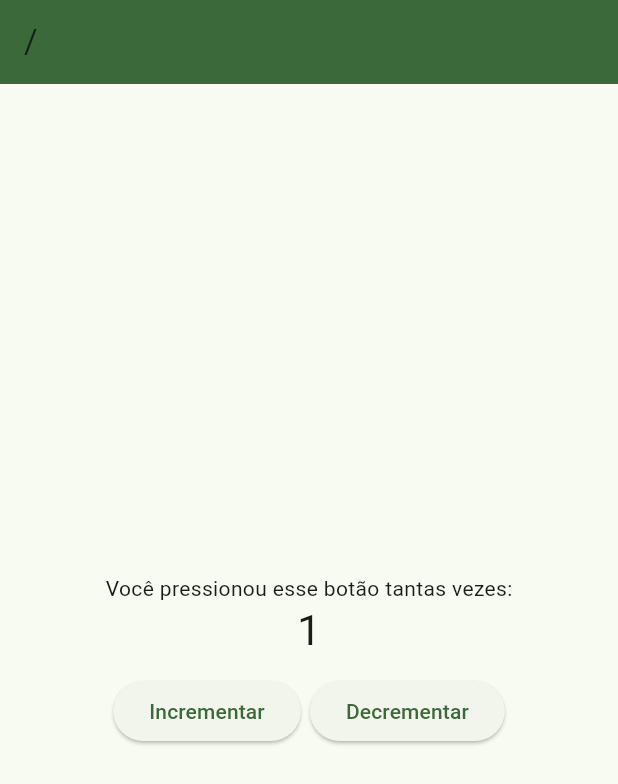
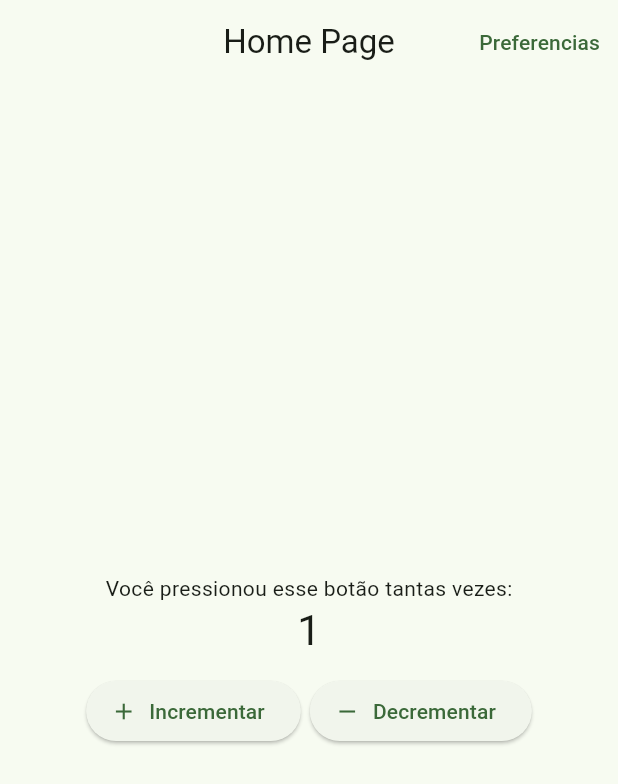
Before and after one commit to Jcmljunior-Archives/ascendancy, a Flutter app: the screen it shows after launch, after a tap on "Incrementar", on a phone screen of 412 x 824 dp. Shown: the top 784 px of the screen. Run offline on Flutter 3.47's test engine with Material 2 defaults, Android fonts, the phone set to English and light mode, and no system bars.

Commit message:
Correções de erros e separação de código

```diff
--- /dev/null
+++ b/lib/app/component/appbar_component.dart
@@ -0,0 +1,43 @@
+import 'package:flutter/material.dart';
+import 'package:provider/provider.dart';
+
+import '../provider/routes_provider.dart';
+
+class AppBarComponent extends StatelessWidget {
+  final String title;
+
+  const AppBarComponent({
+    required this.title,
+    super.key,
+  });
+
+  @override
+  AppBar build(BuildContext context) {
+    return AppBar(
+      automaticallyImplyLeading: false,
+      leading: context.read<RoutesProvider>().activePath != '/'
+          ? IconButton(
+              splashRadius: 26,
+              icon: const Icon(Icons.arrow_back),
+              onPressed: () {
+                Navigator.pop(context);
+                context.read<RoutesProvider>().setActivePath('/');
+              },
+            )
+          : const SizedBox(),
+      title: Text(title),
+      centerTitle: true,
+      actions: context.read<RoutesProvider>().activePath == '/'
+          ? <Widget>[
+              TextButton(
+                onPressed: () {
+                  context.read<RoutesProvider>().setActivePath('/preferences');
+                  Navigator.pushNamed(context, '/preferences');
+                },
+                child: const Text('Preferencias'),
+              ),
+            ]
+          : <Widget>[],
+    );
+  }
+}
--- a/lib/app/provider/colorscheme_provider.dart
+++ b/lib/app/provider/colorscheme_provider.dart
@@ -12,7 +12,7 @@ class ColorSchemeProvider with ChangeNotifier {
   late Color accentColor = Colors.green;
   late ThemeData themeData;
 
-  handleBrightness() {
+  Brightness handleBrightness() {
     switch (colorScheme) {
       case ColorsSchemes.light:
         return Brightness.light;
@@ -33,6 +33,9 @@ class ColorSchemeProvider with ChangeNotifier {
     );
   }
 
+  // Define um novo padrão de cor.
+  // Atualiza o estado do tema ativo.
+  // Notifica as dependencias.
   setColorScheme(ColorsSchemes colorScheme) {
     this.colorScheme = colorScheme;
     themeData = updateThemes(colorScheme, accentColor);
@@ -40,6 +43,9 @@ class ColorSchemeProvider with ChangeNotifier {
     notifyListeners();
   }
 
+  // Define a cor de destaque.
+  // Atualiza o estado do tema ativo.
+  // Notifica as dependencias.
   setAccentColor(Color accentColor) {
     this.accentColor = accentColor;
     themeData = updateThemes(colorScheme, accentColor);
--- a/lib/app/view/initial_view.dart
+++ b/lib/app/view/initial_view.dart
@@ -1,8 +1,8 @@
-import 'package:ascendancy/app/provider/routes_provider.dart';
 import 'package:flutter/material.dart';
 import 'package:provider/provider.dart';
 
 import '../provider/count_provider.dart';
+import '../component/appbar_component.dart';
 
 class InitialView extends StatelessWidget {
   const InitialView({super.key});
@@ -10,24 +10,9 @@ class InitialView extends StatelessWidget {
   @override
   Widget build(BuildContext context) {
     return Scaffold(
-      appBar: AppBar(
-        title: Text(context.read<RoutesProvider>().activePath),
-        backgroundColor: Theme.of(context).primaryColor,
-        actions: <Widget>[
-          TextButton(
-            onPressed: () {
-              context.read<RoutesProvider>().pathFor(context, '/');
-            },
-            child: const Text('Home'),
-          ),
-          TextButton(
-            onPressed: () {
-              context.read<RoutesProvider>().pathFor(context, '/preferences');
-            },
-            child: const Text('Preferences'),
-          ),
-        ],
-      ),
+      appBar: const AppBarComponent(
+        title: 'Home Page',
+      ).build(context),
       body: Column(
         mainAxisAlignment: MainAxisAlignment.center,
         children: <Widget>[
@@ -47,20 +32,22 @@ class InitialView extends StatelessWidget {
           Row(
             mainAxisAlignment: MainAxisAlignment.center,
             children: <Widget>[
-              ElevatedButton(
+              ElevatedButton.icon(
                 onPressed: () {
                   context.read<CountProvider>().increment();
                 },
-                child: const Text('Incrementar'),
+                icon: const Icon(Icons.add),
+                label: const Text('Incrementar'),
               ),
               const SizedBox(
                 width: 6,
               ),
-              ElevatedButton(
+              ElevatedButton.icon(
                 onPressed: () {
                   context.read<CountProvider>().decrement();
                 },
-                child: const Text('Decrementar'),
+                icon: const Icon(Icons.remove),
+                label: const Text('Decrementar'),
               ),
             ],
           ),
--- a/lib/main.dart
+++ b/lib/main.dart
@@ -9,15 +9,9 @@ void main(List<String> args) {
   runApp(
     MultiProvider(
       providers: [
-        ChangeNotifierProvider(
-          create: (_) => CountProvider(),
-        ),
-        ChangeNotifierProvider(
-          create: (_) => ColorSchemeProvider(),
-        ),
-        ChangeNotifierProvider(
-          create: (_) => RoutesProvider(),
-        ),
+        ChangeNotifierProvider(create: (_) => CountProvider()),
+        ChangeNotifierProvider(create: (_) => ColorSchemeProvider()),
+        ChangeNotifierProvider(create: (_) => RoutesProvider()),
       ],
       child: const Bootstrap(),
     ),
@@ -30,6 +24,7 @@ class Bootstrap extends StatelessWidget {
   @override
   Widget build(BuildContext context) {
     return MaterialApp(
+      title: 'Learning App',
       debugShowCheckedModeBanner: false,
       theme: context.watch<ColorSchemeProvider>().updateThemes(
             context.read<ColorSchemeProvider>().colorScheme,
```
Also changed, not shown: lib/app/provider/routes_provider.dart (+7 -6 lines), lib/app/view/preferences_view.dart (+4 -4 lines).
